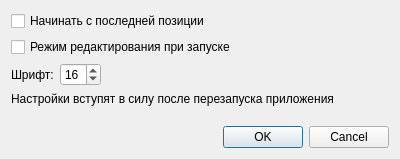
Before: the Qt Designer form settingsdialog.ui in File5/BookReader, drawn with Qt 5.
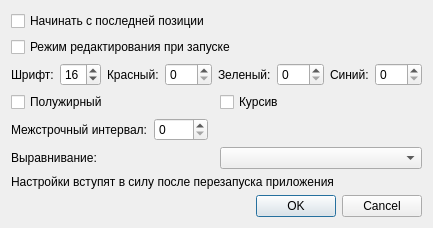
After: the same form once the commit is applied.

The edit to the form file:
```diff
--- a/settingsdialog.ui
+++ b/settingsdialog.ui
@@ -7,7 +7,7 @@
     <x>0</x>
     <y>0</y>
     <width>400</width>
-    <height>159</height>
+    <height>215</height>
    </rect>
   </property>
   <property name="windowTitle">
@@ -50,6 +50,48 @@
        </property>
       </widget>
      </item>
+     <item>
+      <widget class="QLabel" name="label_3">
+       <property name="text">
+        <string>Красный:</string>
+       </property>
+      </widget>
+     </item>
+     <item>
+      <widget class="QSpinBox" name="fontRed">
+       <property name="maximum">
+        <number>255</number>
+       </property>
+      </widget>
+     </item>
+     <item>
+      <widget class="QLabel" name="label_4">
+       <property name="text">
+        <string>Зеленый:</string>
+       </property>
+      </widget>
+     </item>
+     <item>
+      <widget class="QSpinBox" name="fontGreen">
+       <property name="maximum">
+        <number>255</number>
+       </property>
+      </widget>
+     </item>
+     <item>
+      <widget class="QLabel" name="label_5">
+       <property name="text">
+        <string>Синий:</string>
+       </property>
+      </widget>
+     </item>
+     <item>
+      <widget class="QSpinBox" name="fontBlue">
+       <property name="maximum">
+        <number>255</number>
+       </property>
+      </widget>
+     </item>
      <item>
       <spacer name="horizontalSpacer">
        <property name="orientation">
@@ -65,6 +107,69 @@
      </item>
     </layout>
    </item>
+   <item>
+    <layout class="QHBoxLayout" name="horizontalLayout_2">
+     <item>
+      <widget class="QCheckBox" name="bold">
+       <property name="text">
+        <string>Полужирный</string>
+       </property>
+      </widget>
+     </item>
+     <item>
+      <widget class="QCheckBox" name="italic">
+       <property name="text">
+        <string>Курсив</string>
+       </property>
+      </widget>
+     </item>
+    </layout>
+   </item>
+   <item>
+    <layout class="QHBoxLayout" name="horizontalLayout_3">
+     <item>
+      <widget class="QLabel" name="label_6">
+       <property name="text">
+        <string>Межстрочный интервал:</string>
+       </property>
+      </widget>
+     </item>
+     <item>
+      <widget class="QSpinBox" name="lineInterval">
+       <property name="maximum">
+        <number>1000</number>
+       </property>
+      </widget>
+     </item>
+     <item>
+      <spacer name="horizontalSpacer_2">
+       <property name="orientation">
+        <enum>Qt::Horizontal</enum>
+       </property>
+       <property name="sizeHint" stdset="0">
+        <size>
+         <width>40</width>
+         <height>20</height>
+        </size>
+       </property>
+      </spacer>
+     </item>
+    </layout>
+   </item>
+   <item>
+    <layout class="QHBoxLayout" name="horizontalLayout_4">
+     <item>
+      <widget class="QLabel" name="label_7">
+       <property name="text">
+        <string>Выравнивание:</string>
+       </property>
+      </widget>
+     </item>
+     <item>
+      <widget class="QComboBox" name="alignment"/>
+     </item>
+    </layout>
+   </item>
    <item>
     <widget class="QLabel" name="label_2">
      <property name="text">
@@ -72,19 +177,6 @@
      </property>
     </widget>
    </item>
-   <item>
-    <spacer name="verticalSpacer">
-     <property name="orientation">
-      <enum>Qt::Vertical</enum>
-     </property>
-     <property name="sizeHint" stdset="0">
-      <size>
-       <width>20</width>
-       <height>40</height>
-      </size>
-     </property>
-    </spacer>
-   </item>
    <item>
     <widget class="QDialogButtonBox" name="buttonBox">
      <property name="orientation">
```
